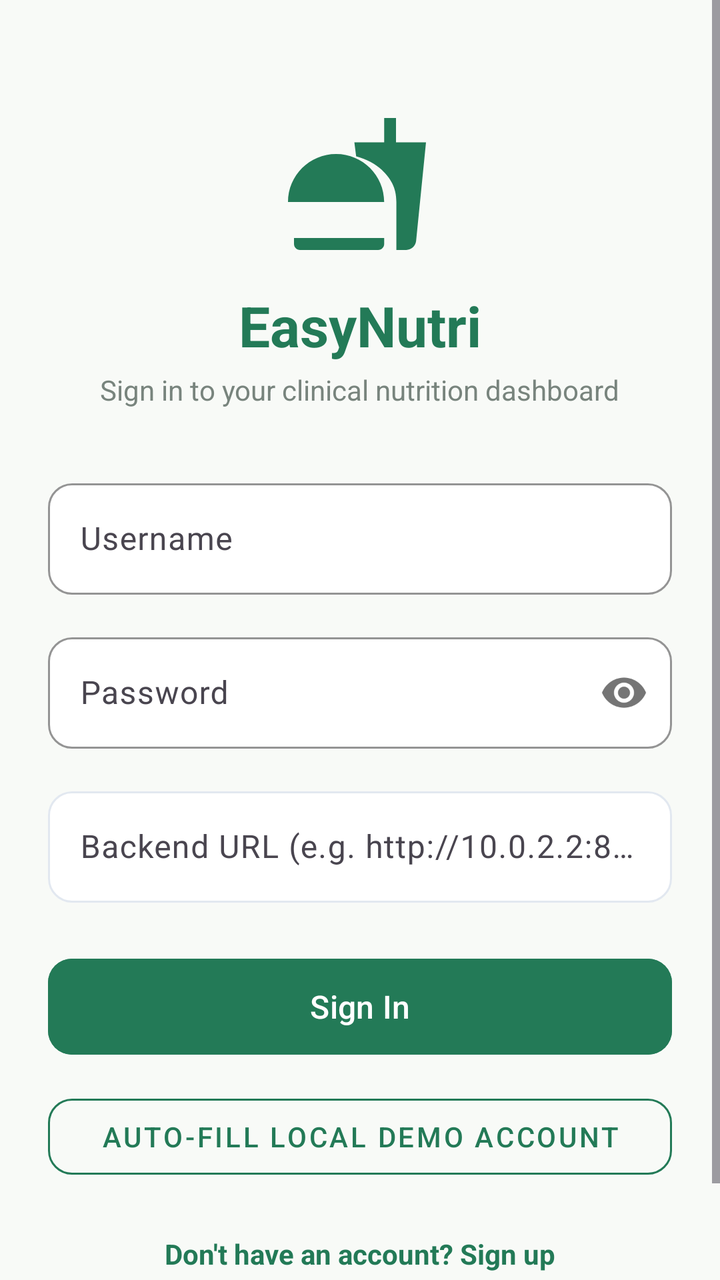
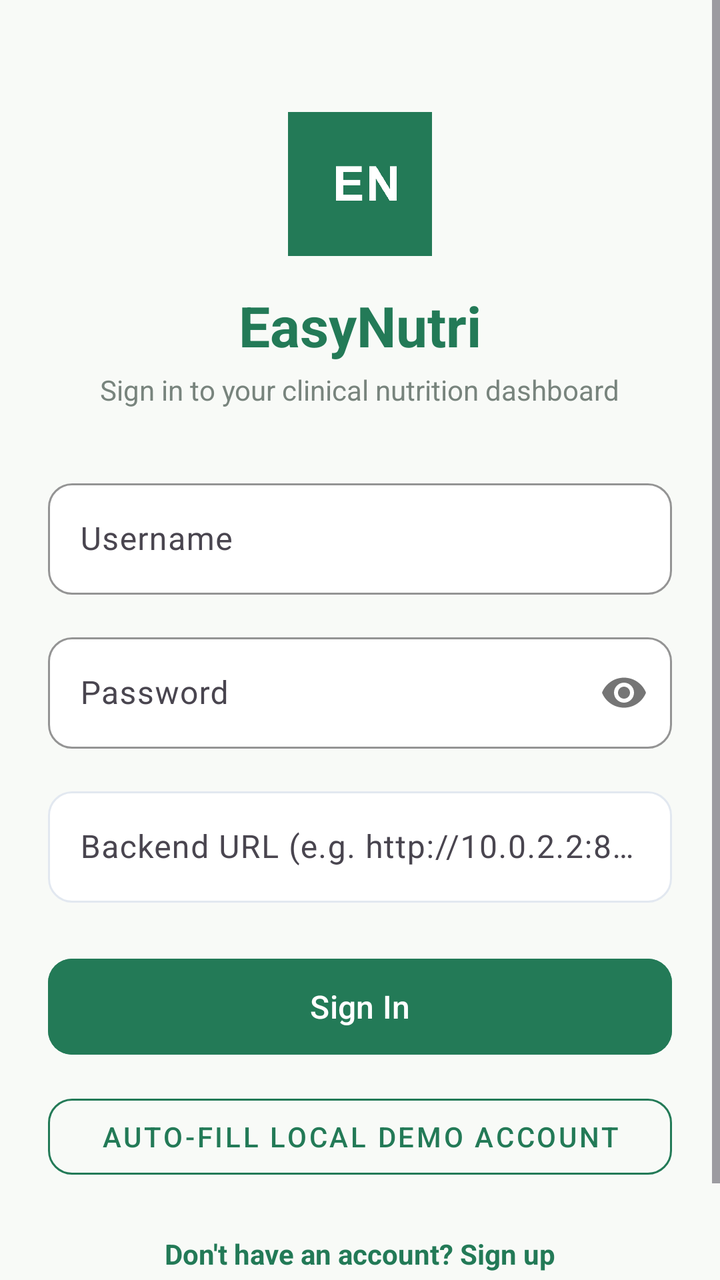

Compare the two renders of this Android layout. The source of the first and the diff that turns it into the second are given below.
<!-- AndroidManifest.xml: application theme Theme.EasyNutri -->
<!-- res/layout/activity_login.xml -->
<?xml version="1.0" encoding="utf-8"?>
<ScrollView xmlns:android="http://schemas.android.com/apk/res/android"
    xmlns:app="http://schemas.android.com/apk/res-auto"
    android:layout_width="match_parent"
    android:layout_height="match_parent"
    android:background="@color/brand_background"
    android:fillViewport="true">

    <LinearLayout
        android:layout_width="match_parent"
        android:layout_height="wrap_content"
        android:orientation="vertical"
        android:padding="24dp"
        android:gravity="center_horizontal">

        <ImageView
            android:layout_width="72dp"
            android:layout_height="72dp"
            android:layout_marginTop="32dp"
            android:src="@drawable/ic_food_placeholder"
            app:tint="@color/brand_primary" />

        <TextView
            android:layout_width="wrap_content"
            android:layout_height="wrap_content"
            android:layout_marginTop="16dp"
            android:text="@string/app_name"
            android:textColor="@color/brand_primary"
            android:textSize="28sp"
            android:textStyle="bold" />

        <TextView
            android:layout_width="wrap_content"
            android:layout_height="wrap_content"
            android:layout_marginTop="4dp"
            android:text="@string/login_subtitle"
            android:textColor="@color/text_secondary"
            android:textSize="14sp" />

        <com.google.android.material.textfield.TextInputLayout
            android:layout_width="match_parent"
            android:layout_height="wrap_content"
            android:layout_marginTop="32dp"
            android:hint="@string/username_hint"
            app:boxBackgroundColor="@color/brand_surface"
            app:boxCornerRadiusBottomEnd="12dp"
            app:boxCornerRadiusBottomStart="12dp"
            app:boxCornerRadiusTopEnd="12dp"
            app:boxCornerRadiusTopStart="12dp"
            app:boxStrokeColor="@color/brand_primary">

            <com.google.android.material.textfield.TextInputEditText
                android:id="@+id/etUsername"
                android:layout_width="match_parent"
                android:layout_height="wrap_content"
                android:inputType="text" />
        </com.google.android.material.textfield.TextInputLayout>

        <com.google.android.material.textfield.TextInputLayout
            android:layout_width="match_parent"
            android:layout_height="wrap_content"
            android:layout_marginTop="16dp"
            android:hint="@string/password_hint"
            app:boxBackgroundColor="@color/brand_surface"
            app:boxCornerRadiusBottomEnd="12dp"
            app:boxCornerRadiusBottomStart="12dp"
            app:boxCornerRadiusTopEnd="12dp"
            app:boxCornerRadiusTopStart="12dp"
            app:boxStrokeColor="@color/brand_primary"
            app:passwordToggleEnabled="true">

            <com.google.android.material.textfield.TextInputEditText
                android:id="@+id/etPassword"
                android:layout_width="match_parent"
                android:layout_height="wrap_content"
                android:inputType="textPassword" />
        </com.google.android.material.textfield.TextInputLayout>

        <com.google.android.material.textfield.TextInputLayout
            android:layout_width="match_parent"
            android:layout_height="wrap_content"
            android:layout_marginTop="16dp"
            android:hint="@string/server_url_hint"
            app:boxBackgroundColor="@color/brand_surface"
            app:boxCornerRadiusBottomEnd="12dp"
            app:boxCornerRadiusBottomStart="12dp"
            app:boxCornerRadiusTopEnd="12dp"
            app:boxCornerRadiusTopStart="12dp">

            <com.google.android.material.textfield.TextInputEditText
                android:id="@+id/etServerUrl"
                android:layout_width="match_parent"
                android:layout_height="wrap_content"
                android:inputType="textUri"
                 />
        </com.google.android.material.textfield.TextInputLayout>

        <ProgressBar
            android:id="@+id/progressBar"
            android:layout_width="wrap_content"
            android:layout_height="wrap_content"
            android:layout_marginTop="16dp"
            android:visibility="gone" />

        <TextView
            android:id="@+id/tvError"
            android:layout_width="wrap_content"
            android:layout_height="wrap_content"
            android:layout_marginTop="8dp"
            android:textColor="@color/status_error"
            android:visibility="gone" />

        <com.google.android.material.button.MaterialButton
            android:id="@+id/btnLogin"
            android:layout_width="match_parent"
            android:layout_height="56dp"
            android:layout_marginTop="24dp"
            android:backgroundTint="@color/brand_primary"
            android:text="@string/btn_login"
            android:textAllCaps="false"
            android:textSize="16sp"
            app:cornerRadius="12dp" />

        <com.google.android.material.button.MaterialButton
            android:id="@+id/btnQuickDemo"
            style="@style/Widget.MaterialComponents.Button.OutlinedButton"
            android:layout_width="match_parent"
            android:layout_height="50dp"
            android:layout_marginTop="12dp"
            android:text="Auto-Fill Local Demo Account"
            android:textColor="@color/brand_primary"
            app:cornerRadius="12dp"
            app:strokeColor="@color/brand_primary" />

        <TextView
            android:id="@+id/tvRegisterPrompt"
            android:layout_width="wrap_content"
            android:layout_height="wrap_content"
            android:layout_marginTop="24dp"
            android:layout_marginBottom="32dp"
            android:text="@string/no_account_prompt"
            android:textColor="@color/brand_primary"
            android:textSize="14sp"
            android:textStyle="bold" />

    </LinearLayout>
</ScrollView>
<!-- resources referenced by this layout -->
<resources>
  <color name="brand_background">#F8FAF7</color>
  <color name="brand_primary">#237A57</color>
  <color name="brand_surface">#FFFFFF</color>
  <color name="status_error">#B91C1C</color>
  <color name="text_secondary">#78847D</color>
  <!-- drawable ic_food_placeholder (drawable) -->
  <vector xmlns:android="http://schemas.android.com/apk/res/android"
      android:width="48dp"
      android:height="48dp"
      android:viewportWidth="24"
      android:viewportHeight="24">
    <path
        android:fillColor="#237A57"
        android:pathData="M18.06,22.99h1.66c0.84,0 1.53,-0.64 1.63,-1.48L23,5.05h-5V1h-1.97v4.05h-4.97l0.3,2.34c1.71,0.47 3.31,1.32 4.27,2.26 1.44,1.42 2.43,2.89 2.43,5.34v8zM1,21.99V21h15.03v0.99c0,0.55 -0.45,1 -1,1H2c-0.55,0 -1,-0.45 -1,-1zm15.03,-7c0,-4.42 -3.59,-8 -8.01,-8C3.59,6.99 0,10.57 0,14.99H16.03z"/>
  </vector>
  <string name="app_name">EasyNutri</string>
  <string name="btn_login">Sign In</string>
  <string name="login_subtitle">Sign in to your clinical nutrition dashboard</string>
  <string name="no_account_prompt">Don\'t have an account? Sign up</string>
  <string name="password_hint">Password</string>
  <string name="server_url_hint">Backend URL (e.g. http://10.0.2.2:8080)</string>
  <string name="username_hint">Username</string>
  <style name="Theme.EasyNutri" parent="Theme.Material3.DayNight.NoActionBar">
          
          <item name="colorPrimary">@color/brand_primary</item>
          <item name="colorOnPrimary">@color/text_inverse</item>
          <item name="colorPrimaryContainer">@color/brand_secondary</item>
          <item name="colorOnPrimaryContainer">@color/brand_primary_dark</item>
  
          <item name="android:colorBackground">@color/brand_background</item>
          <item name="colorOnBackground">@color/text_primary</item>
          <item name="colorSurface">@color/brand_surface</item>
          <item name="colorOnSurface">@color/text_primary</item>
          <item name="colorOutline">@color/outline_subtle</item>
  
          
          <item name="android:statusBarColor">@color/brand_background</item>
          <item name="android:windowLightStatusBar">true</item>
          <item name="android:navigationBarColor">@color/brand_surface</item>
      </style>
  <color name="text_inverse">#FFFFFF</color>
  <color name="brand_secondary">#E8F5EC</color>
  <color name="brand_primary_dark">#1B5E43</color>
  <color name="text_primary">#1C2922</color>
  <color name="outline_subtle">#E2E8F0</color>
</resources>

<!-- the commit's change to res/layout/activity_login.xml (unified diff, before → after) -->
@@ -17,8 +17,7 @@
             android:layout_width="72dp"
             android:layout_height="72dp"
             android:layout_marginTop="32dp"
-            android:src="@drawable/ic_food_placeholder"
-            app:tint="@color/brand_primary" />
+            android:src="@drawable/easynutri_logo" />
 
         <TextView
             android:layout_width="wrap_content"
<!-- resource entries referenced after the edit -->
@@ -5,16 +5,7 @@
   <color name="brand_surface">#FFFFFF</color>
   <color name="status_error">#B91C1C</color>
   <color name="text_secondary">#78847D</color>
-  <!-- drawable ic_food_placeholder (drawable) -->
-  <vector xmlns:android="http://schemas.android.com/apk/res/android"
-      android:width="48dp"
-      android:height="48dp"
-      android:viewportWidth="24"
-      android:viewportHeight="24">
-    <path
-        android:fillColor="#237A57"
-        android:pathData="M18.06,22.99h1.66c0.84,0 1.53,-0.64 1.63,-1.48L23,5.05h-5V1h-1.97v4.05h-4.97l0.3,2.34c1.71,0.47 3.31,1.32 4.27,2.26 1.44,1.42 2.43,2.89 2.43,5.34v8zM1,21.99V21h15.03v0.99c0,0.55 -0.45,1 -1,1H2c-0.55,0 -1,-0.45 -1,-1zm15.03,-7c0,-4.42 -3.59,-8 -8.01,-8C3.59,6.99 0,10.57 0,14.99H16.03z"/>
-  </vector>
+  <!-- drawable easynutri_logo: png bitmap (drawable, 4036 bytes) -->
   <string name="app_name">EasyNutri</string>
   <string name="btn_login">Sign In</string>
   <string name="login_subtitle">Sign in to your clinical nutrition dashboard</string>
